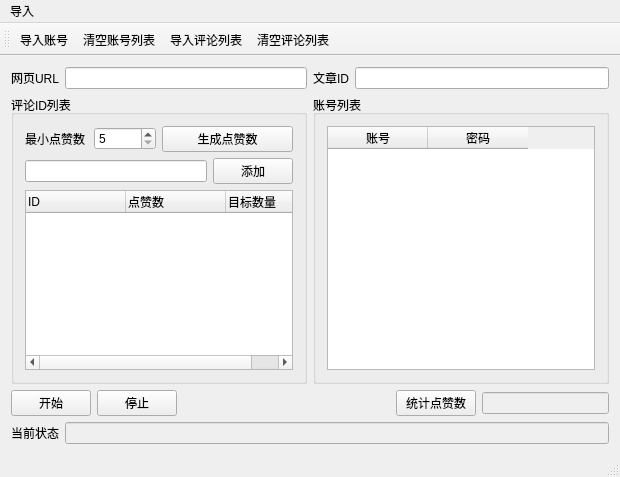
Before: the Qt Designer form autobots_toutiao/autobots_toutiao.ui in blacksjt/autobots, drawn with Qt 5.
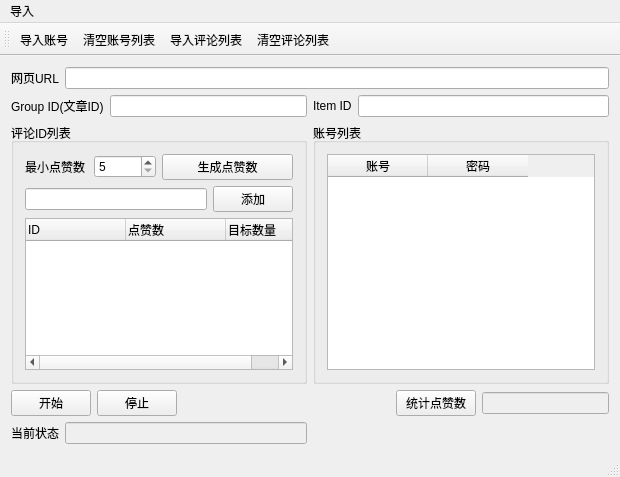
After: the same form once the commit is applied.

The edit to the form file:
```diff
--- a/autobots_toutiao/autobots_toutiao.ui
+++ b/autobots_toutiao/autobots_toutiao.ui
@@ -15,10 +15,8 @@
   </property>
   <widget class="QWidget" name="centralWidget">
    <layout class="QGridLayout" name="gridLayout_3">
-    <item row="0" column="0">
-     <layout class="QHBoxLayout" name="horizontalLayout_4">
-      <item>
-       <layout class="QHBoxLayout" name="horizontalLayout_3">
+    <item row="0" column="0" colspan="2">
+     <layout class="QHBoxLayout" name="horizontalLayout_2">
         <item>
          <widget class="QLabel" name="label_3">
           <property name="text">
@@ -35,12 +33,12 @@
         </item>
        </layout>
       </item>
-      <item>
-       <layout class="QHBoxLayout" name="horizontalLayout_2">
+    <item row="1" column="0">
+     <layout class="QHBoxLayout" name="horizontalLayout_3">
         <item>
          <widget class="QLabel" name="label_2">
           <property name="text">
-           <string>文章ID</string>
+         <string>Group ID(文章ID)</string>
           </property>
          </widget>
         </item>
@@ -53,9 +51,25 @@
         </item>
        </layout>
       </item>
+    <item row="1" column="1">
+     <layout class="QHBoxLayout" name="horizontalLayout_4">
+      <item>
+       <widget class="QLabel" name="label_4">
+        <property name="text">
+         <string>Item ID</string>
+        </property>
+       </widget>
+      </item>
+      <item>
+       <widget class="QLineEdit" name="lineEdit_item_id">
+        <property name="enabled">
+         <bool>true</bool>
+        </property>
+       </widget>
+      </item>
      </layout>
     </item>
-    <item row="1" column="0">
+    <item row="2" column="0" colspan="2">
      <layout class="QHBoxLayout" name="horizontalLayout_6">
       <item>
        <widget class="QGroupBox" name="groupBox">
@@ -173,7 +187,7 @@
       </item>
      </layout>
     </item>
-    <item row="2" column="0">
+    <item row="3" column="0" colspan="2">
      <layout class="QHBoxLayout" name="horizontalLayout_10">
       <item>
        <layout class="QHBoxLayout" name="horizontalLayout_5">
@@ -226,7 +240,7 @@
       </item>
      </layout>
     </item>
-    <item row="3" column="0">
+    <item row="4" column="0">
      <layout class="QHBoxLayout" name="horizontalLayout">
       <item>
        <widget class="QLabel" name="label_1">
@@ -245,11 +259,6 @@
      </layout>
     </item>
    </layout>
-   <zorder>pushButton_count</zorder>
-   <zorder>lineEdit_countall</zorder>
-   <zorder>lineEdit_countall</zorder>
-   <zorder>pushButton_count</zorder>
-   <zorder>horizontalSpacer</zorder>
   </widget>
   <widget class="QMenuBar" name="menuBar">
    <property name="geometry">
```
Lines whose indentation alone changed are shown as unchanged.
